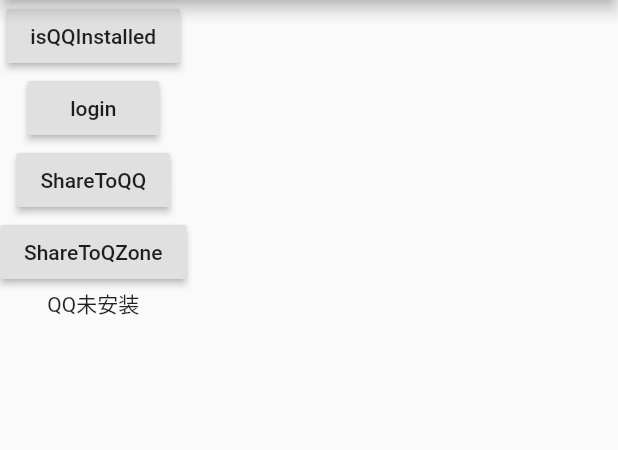
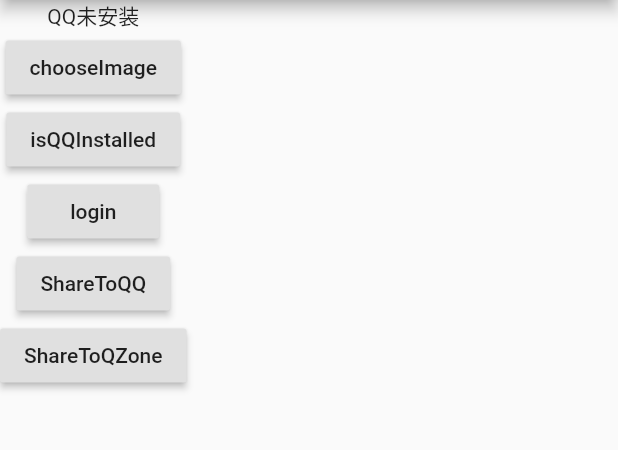
Before and after one commit to marekchen/flutter_qq, a Flutter app: the screen it shows after launch, after a tap on "isQQInstalled", after a tap on "ShareToQQ", on a phone screen of 412 x 824 dp, the part 84-534 px from its top. Run offline on Flutter 3.47's test engine with Material 2 defaults, Android fonts, the phone set to English and light mode, and no system bars; our stand-ins replace image_picker.

Commit message:
release version 0.0.2

```diff
--- a/example/lib/main.dart
+++ b/example/lib/main.dart
@@ -1,7 +1,9 @@
 import 'dart:async';
+import 'dart:io';
 
 import 'package:flutter/material.dart';
 import 'package:flutter_qq/flutter_qq.dart';
+import 'package:image_picker/image_picker.dart';
 
 void main() => runApp(new MyApp());
 
@@ -11,11 +13,17 @@ class MyApp extends StatefulWidget {
 }
 
 class _MyAppState extends State<MyApp> {
+  List<File> _images = new List();
   String _output = '---';
 
   @override
   initState() {
     super.initState();
+  }
+
+  Future _chooseImage() async {
+    var image = await ImagePicker.pickImage(source: ImageSource.gallery);
+    _images.add(image);
   }
 
   Future<Null> _handleisQQInstalled() async {
@@ -36,6 +44,10 @@ class _MyAppState extends State<MyApp> {
       var qqResult = await FlutterQq.login();
       var output;
       if (qqResult.code == 0) {
+        if(qqResult.response==null){
+          output = "登录成功qqResult.response==null";
+          return;
+        }
         output = "登录成功" + qqResult.response.toString();
       } else {
         output = "登录失败" + qqResult.message;
@@ -49,11 +61,19 @@ class _MyAppState extends State<MyApp> {
   }
 
   Future<Null> _handleShareToQQ() async {
+    // ShareQQContent shareContent = new ShareQQContent(
+    //   shareType: SHARE_TO_QQ_TYPE.DEFAULT,
+    //   title: "测试title",
+    //   targetUrl: "https://www.baidu.com",
+    //   summary: "测试summary",
+    //   imageUrl: "http://inews.gtimg.com/newsapp_bt/0/876781763/1000",
+    // );
     ShareQQContent shareContent = new ShareQQContent(
+      shareType: SHARE_TO_QQ_TYPE.IMAGE,
       title: "测试title",
       targetUrl: "https://www.baidu.com",
       summary: "测试summary",
-      imageUrl: "http://inews.gtimg.com/newsapp_bt/0/876781763/1000",
+      imageLocalUrl: _images[0].path
     );
     try {
       var qqResult = await FlutterQq.shareToQQ(shareContent);
@@ -70,16 +90,29 @@ class _MyAppState extends State<MyApp> {
       });
     } catch (error) {
       print("flutter_plugin_qq_example:" + error.toString());
+
     }
   }
 
   Future<Null> _handleShareToQZone() async {
     ShareQzoneContent shareContent = new ShareQzoneContent(
+      shareType: SHARE_TO_QZONE_TYPE.IMAGE_TEXT,
       title: "测试title",
       targetUrl: "https://www.baidu.com",
       summary: "测试summary",
-      imageUrls: ["http://inews.gtimg.com/newsapp_bt/0/876781763/1000"],
+      imageUrls: ["http://inews.gtimg.com/newsapp_bt/0/876781763/1000","http://inews.gtimg.com/newsapp_bt/0/876781763/1000","http://inews.gtimg.com/newsapp_bt/0/876781763/1000"],
     );
+    // List<String> paths = new List();
+    // for(File image in _images){
+    //   paths.add(image.path);
+    // }
+    // ShareQzoneContent shareContent = new ShareQzoneContent(
+    //   shareType: SHARE_TO_QZONE_TYPE.IMAGE,
+    //   title: "测试title",
+    //   targetUrl: "https://www.baidu.com",
+    //   summary: "测试summary",
+    //   imageUrls: ["http://inews.gtimg.com/newsapp_bt/0/876781763/1000","http://inews.gtimg.com/newsapp_bt/0/876781763/1000","http://inews.gtimg.com/newsapp_bt/0/876781763/1000"],
+    // );
     try {
       var qqResult = await FlutterQq.shareToQzone(shareContent);
       var output;
@@ -100,7 +133,7 @@ class _MyAppState extends State<MyApp> {
 
   @override
   Widget build(BuildContext context) {
-    FlutterQq.registerQQ('101435528');
+    FlutterQq.registerQQ('1107493622');
     return new MaterialApp(
       home: new Scaffold(
         appBar: new AppBar(
@@ -108,6 +141,11 @@ class _MyAppState extends State<MyApp> {
         ),
         body: new Column(
           children: <Widget>[
+            new Text(_output),
+            new RaisedButton(
+              onPressed: _chooseImage,
+              child: new Text('chooseImage'),
+            ),
             new RaisedButton(
               onPressed: _handleisQQInstalled,
               child: new Text('isQQInstalled'),
@@ -124,7 +162,6 @@ class _MyAppState extends State<MyApp> {
               onPressed: _handleShareToQZone,
               child: new Text('ShareToQZone'),
             ),
-            new Text(_output),
           ],
         ),
       ),
--- a/example/pubspec.yaml
+++ b/example/pubspec.yaml
@@ -15,6 +15,8 @@ dev_dependencies:
 
   flutter_qq:
     path: ../
+
+  image_picker: ^0.4.6
 
 # For information on the generic Dart part of this file, see the
 # following page: https://www.dartlang.org/tools/pub/pubspec
--- a/lib/flutter_qq.dart
+++ b/lib/flutter_qq.dart
@@ -77,14 +77,14 @@ class ShareQzoneContent {
 class QQResult {
   int code;
   String message;
-  Map<String, dynamic> response;
+  Map<dynamic, dynamic> response;
 }
 
 class FlutterQq {
   static const MethodChannel _channel = const MethodChannel('flutter_qq');
 
   static void registerQQ(String appId) async {
-    await _channel.invokeMethod('registerQq', {'appId': appId});
+    await _channel.invokeMethod('registerQQ', {'appId': appId});
   }
 
   static Future<bool> isQQInstalled() async {
--- a/pubspec.yaml
+++ b/pubspec.yaml
@@ -7,6 +7,9 @@ homepage: https://github.com/marekchen/flutter_qq
 dependencies:
   flutter:
     sdk: flutter
+
+dev_dependencies:
+  image_picker: ^0.4.6
 
 # For information on the generic Dart part of this file, see the
 # following page: https://www.dartlang.org/tools/pub/pubspec
```
Also changed, not shown: 12 other files.
